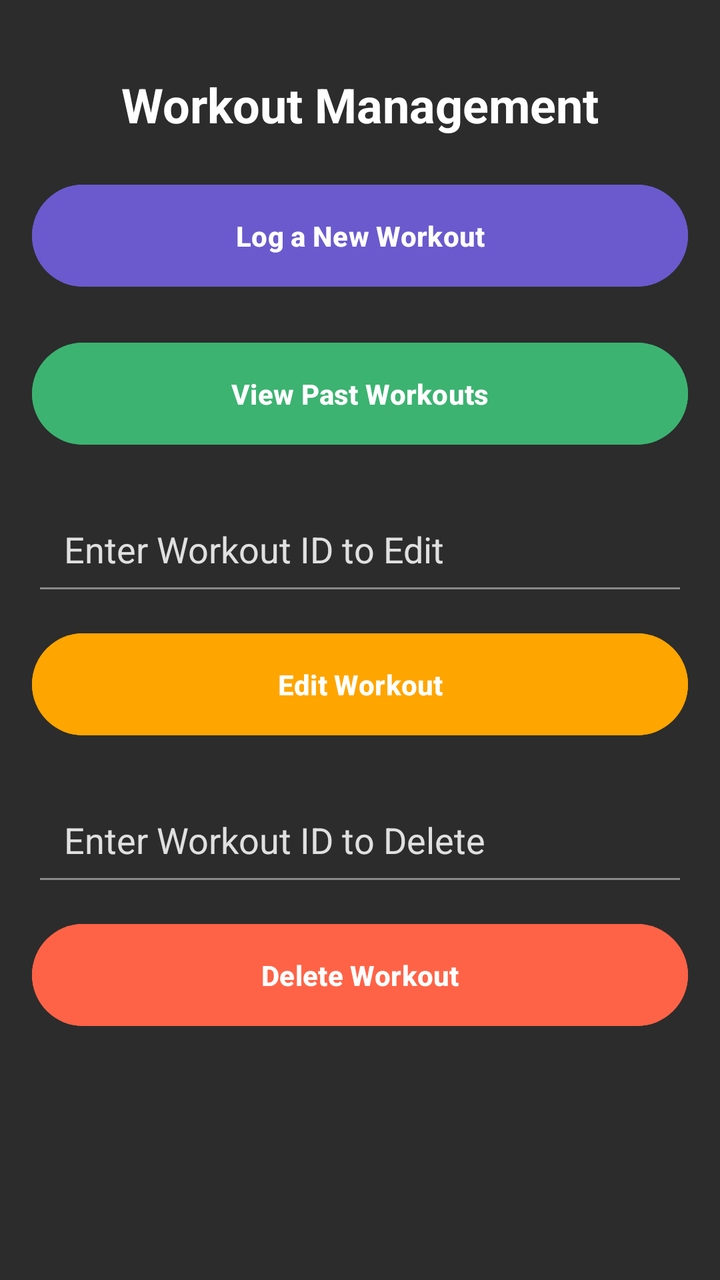
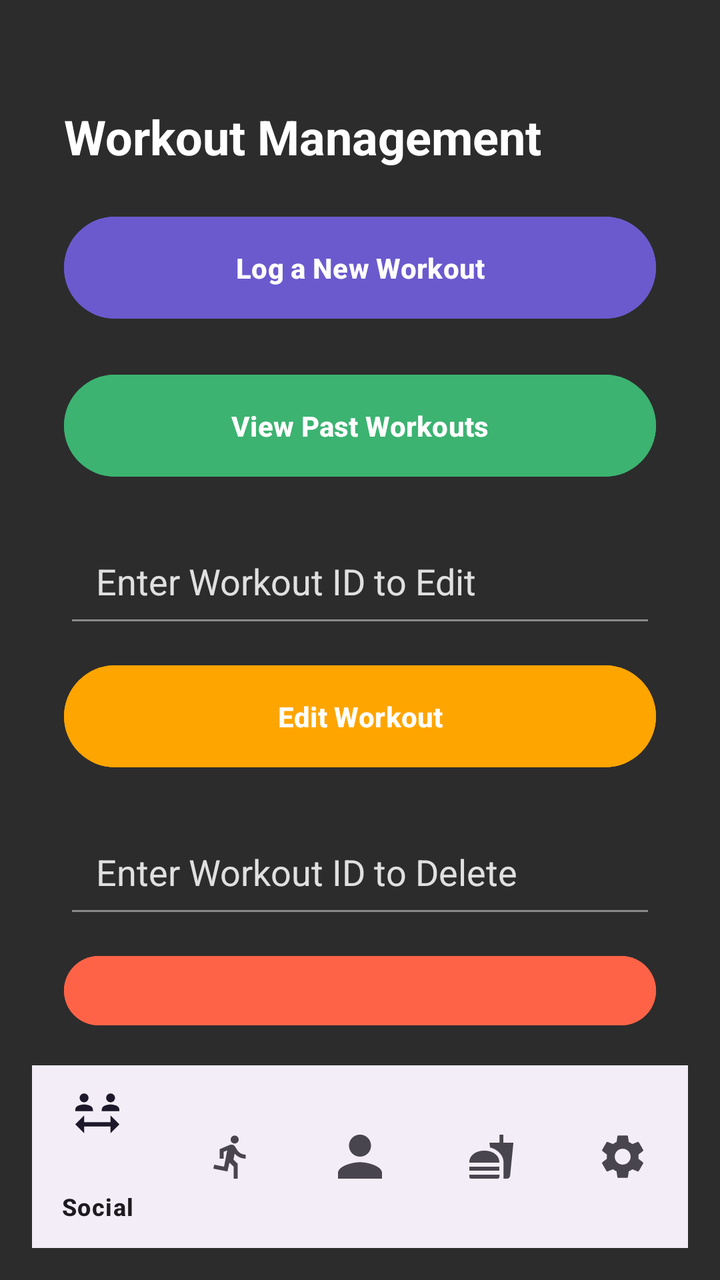

The first picture is an Android layout as it rendered before a commit; the second is the same layout after the commit. The layout source and the unified diff follow.
<!-- AndroidManifest.xml: application theme Theme.AndroidExample -->
<!-- res/layout/activity_workout.xml -->
<?xml version="1.0" encoding="utf-8"?>
<androidx.constraintlayout.widget.ConstraintLayout
    xmlns:android="http://schemas.android.com/apk/res/android"
    xmlns:app="http://schemas.android.com/apk/res-auto"
    android:layout_width="match_parent"
    android:layout_height="match_parent"
    android:padding="16dp"
    android:background="#2C2C2C"> 

    
    <TextView
        android:id="@+id/title_workout_activity"
        android:layout_width="wrap_content"
        android:layout_height="wrap_content"
        android:text="Workout Management"
        android:textSize="24sp"
        android:textStyle="bold"
        android:textColor="#FFFFFF"
        app:layout_constraintTop_toTopOf="parent"
        app:layout_constraintStart_toStartOf="parent"
        app:layout_constraintEnd_toEndOf="parent"
        android:layout_marginTop="20dp" />

    
    <Button
        android:id="@+id/navigate_log_workout_btn"
        android:layout_width="match_parent"
        android:layout_height="wrap_content"
        android:text="Log a New Workout"
        android:padding="16dp"
        android:backgroundTint="#6A5ACD"
        android:textColor="#FFFFFF"
        android:textStyle="bold"
        android:layout_marginTop="20dp"
        app:layout_constraintTop_toBottomOf="@id/title_workout_activity"
        app:layout_constraintStart_toStartOf="parent"
        app:layout_constraintEnd_toEndOf="parent" />

    
    <Button
        android:id="@+id/view_workouts_btn"
        android:layout_width="match_parent"
        android:layout_height="wrap_content"
        android:text="View Past Workouts"
        android:padding="16dp"
        android:backgroundTint="#3CB371"
        android:textColor="#FFFFFF"
        android:textStyle="bold"
        android:layout_marginTop="20dp"
        app:layout_constraintTop_toBottomOf="@id/navigate_log_workout_btn"
        app:layout_constraintStart_toStartOf="parent"
        app:layout_constraintEnd_toEndOf="parent" />

    
    <EditText
        android:id="@+id/edit_workout_id_edt"
        android:layout_width="match_parent"
        android:layout_height="wrap_content"
        android:hint="Enter Workout ID to Edit"
        android:inputType="number"
        android:padding="16dp"
        android:backgroundTint="#8A8A8A"
        android:textColorHint="#E0E0E0"
        android:textColor="#FFFFFF"
        android:layout_marginTop="20dp"
        app:layout_constraintTop_toBottomOf="@id/view_workouts_btn"
        app:layout_constraintStart_toStartOf="parent"
        app:layout_constraintEnd_toEndOf="parent" />

    <Button
        android:id="@+id/edit_workout_btn"
        android:layout_width="match_parent"
        android:layout_height="wrap_content"
        android:text="Edit Workout"
        android:padding="16dp"
        android:backgroundTint="#FFA500"
        android:textColor="#FFFFFF"
        android:textStyle="bold"
        android:layout_marginTop="10dp"
        app:layout_constraintTop_toBottomOf="@id/edit_workout_id_edt"
        app:layout_constraintStart_toStartOf="parent"
        app:layout_constraintEnd_toEndOf="parent" />

    
    <EditText
        android:id="@+id/delete_workout_id_edt"
        android:layout_width="match_parent"
        android:layout_height="wrap_content"
        android:hint="Enter Workout ID to Delete"
        android:inputType="number"
        android:padding="16dp"
        android:backgroundTint="#8A8A8A"
        android:textColorHint="#E0E0E0"
        android:textColor="#FFFFFF"
        android:layout_marginTop="20dp"
        app:layout_constraintTop_toBottomOf="@id/edit_workout_btn"
        app:layout_constraintStart_toStartOf="parent"
        app:layout_constraintEnd_toEndOf="parent" />

    <Button
        android:id="@+id/delete_workout_btn"
        android:layout_width="match_parent"
        android:layout_height="wrap_content"
        android:text="Delete Workout"
        android:padding="16dp"
        android:backgroundTint="#FF6347"
        android:textColor="#FFFFFF"
        android:textStyle="bold"
        android:layout_marginTop="10dp"
        app:layout_constraintTop_toBottomOf="@id/delete_workout_id_edt"
        app:layout_constraintStart_toStartOf="parent"
        app:layout_constraintEnd_toEndOf="parent" />

</androidx.constraintlayout.widget.ConstraintLayout>
<!-- resources referenced by this layout -->
<resources>
  <style name="Theme.AndroidExample" parent="Base.Theme.AndroidExample" />
  <style name="Base.Theme.AndroidExample" parent="Theme.Material3.DayNight.NoActionBar">
          
          
      </style>
</resources>

<!-- the commit's change to res/layout/activity_workout.xml (unified diff, before → after) -->
@@ -6,6 +6,17 @@
     android:layout_height="match_parent"
     android:padding="16dp"
     android:background="#2C2C2C"> 
+
+    <LinearLayout
+        android:id="@+id/upper_section"
+        android:layout_width="0dp"
+        android:layout_height="0dp"
+        android:orientation="vertical"
+        android:padding="16dp"
+        app:layout_constraintBottom_toTopOf="@+id/guideline"
+        app:layout_constraintEnd_toEndOf="parent"
+        app:layout_constraintStart_toStartOf="parent"
+        app:layout_constraintTop_toTopOf="parent">
 
     
     <TextView
@@ -111,4 +122,25 @@
         app:layout_constraintStart_toStartOf="parent"
         app:layout_constraintEnd_toEndOf="parent" />
 
-</androidx.constraintlayout.widget.ConstraintLayout>
+</LinearLayout>
+
+<androidx.constraintlayout.widget.Guideline
+android:id="@+id/guideline"
+android:layout_width="wrap_content"
+android:layout_height="wrap_content"
+android:orientation="horizontal"
+app:layout_constraintGuide_percent="0.85" />
+
+<com.google.android.material.bottomnavigation.BottomNavigationView
+android:id="@+id/bottom_navigation"
+android:layout_width="0dp"
+android:layout_height="0dp"
+app:layout_constraintBottom_toBottomOf="parent"
+app:layout_constraintEnd_toEndOf="parent"
+app:layout_constraintHorizontal_bias="0.0"
+app:layout_constraintStart_toStartOf="parent"
+app:layout_constraintTop_toBottomOf="@+id/guideline"
+app:layout_constraintVertical_bias="0.0"
+app:menu="@menu/bottom_nav_menu" />
+
+    </androidx.constraintlayout.widget.ConstraintLayout>
